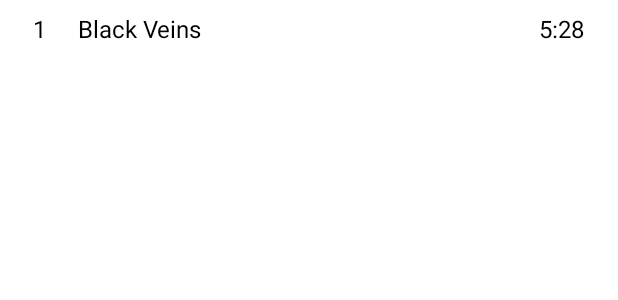
After one commit to San4illa/iTunesAlbums, an Android app: the layout track_item.xml on its own in the app's theme, with its tools: preview values and no code run, on a phone screen of 412 x 824 dp. The commit adds this screen. Shown: the top 300 px of the screen. Run offline under Robolectric (Android 15) with nearby library versions, the phone set to English and light mode, and no system bars.

Commit message:
Show album tracks

```diff
--- /dev/null
+++ b/app/src/main/res/layout/track_item.xml
@@ -0,0 +1,54 @@
+<?xml version="1.0" encoding="utf-8"?>
+<androidx.constraintlayout.widget.ConstraintLayout xmlns:android="http://schemas.android.com/apk/res/android"
+    xmlns:app="http://schemas.android.com/apk/res-auto"
+    xmlns:tools="http://schemas.android.com/tools"
+    android:layout_width="match_parent"
+    android:layout_height="wrap_content">
+
+    <TextView
+        android:id="@+id/number"
+        style="@style/TextViewHeader"
+        android:layout_width="20dp"
+        android:layout_height="wrap_content"
+        android:layout_marginStart="16dp"
+        android:layout_marginTop="8dp"
+        android:layout_marginBottom="8dp"
+        android:textAlignment="center"
+        android:textSize="16sp"
+        app:layout_constraintBottom_toBottomOf="parent"
+        app:layout_constraintStart_toStartOf="parent"
+        app:layout_constraintTop_toTopOf="parent"
+        tools:text="1" />
+
+    <TextView
+        android:id="@+id/name"
+        style="@style/TextViewHeader"
+        android:layout_width="0dp"
+        android:layout_height="wrap_content"
+        android:layout_marginStart="16dp"
+        android:layout_marginTop="8dp"
+        android:layout_marginEnd="8dp"
+        android:layout_marginBottom="8dp"
+        android:ellipsize="end"
+        android:maxLines="1"
+        android:textSize="16sp"
+        app:layout_constraintBottom_toBottomOf="parent"
+        app:layout_constraintEnd_toStartOf="@+id/length"
+        app:layout_constraintStart_toEndOf="@+id/number"
+        app:layout_constraintTop_toTopOf="parent"
+        tools:text="Black Veins" />
+
+    <TextView
+        android:id="@+id/length"
+        style="@style/TextViewHeader"
+        android:layout_width="42dp"
+        android:layout_height="wrap_content"
+        android:layout_marginEnd="16dp"
+        android:maxLines="1"
+        android:textAlignment="center"
+        android:textSize="16sp"
+        app:layout_constraintBottom_toBottomOf="parent"
+        app:layout_constraintEnd_toEndOf="parent"
+        app:layout_constraintTop_toTopOf="parent"
+        tools:text="5:28" />
+</androidx.constraintlayout.widget.ConstraintLayout>
```
Also changed, not shown: app/src/main/java/com/san4illa/itunesalbums/ui/detail/DetailFragment.kt (+7 -1 lines), app/src/main/java/com/san4illa/itunesalbums/ui/detail/TracksAdapter.kt (added, +30 -0 lines), app/src/main/java/com/san4illa/itunesalbums/util/Extensions.kt (+8 -1 lines), app/src/main/res/layout/fragment_detail.xml (+5 -3 lines).
